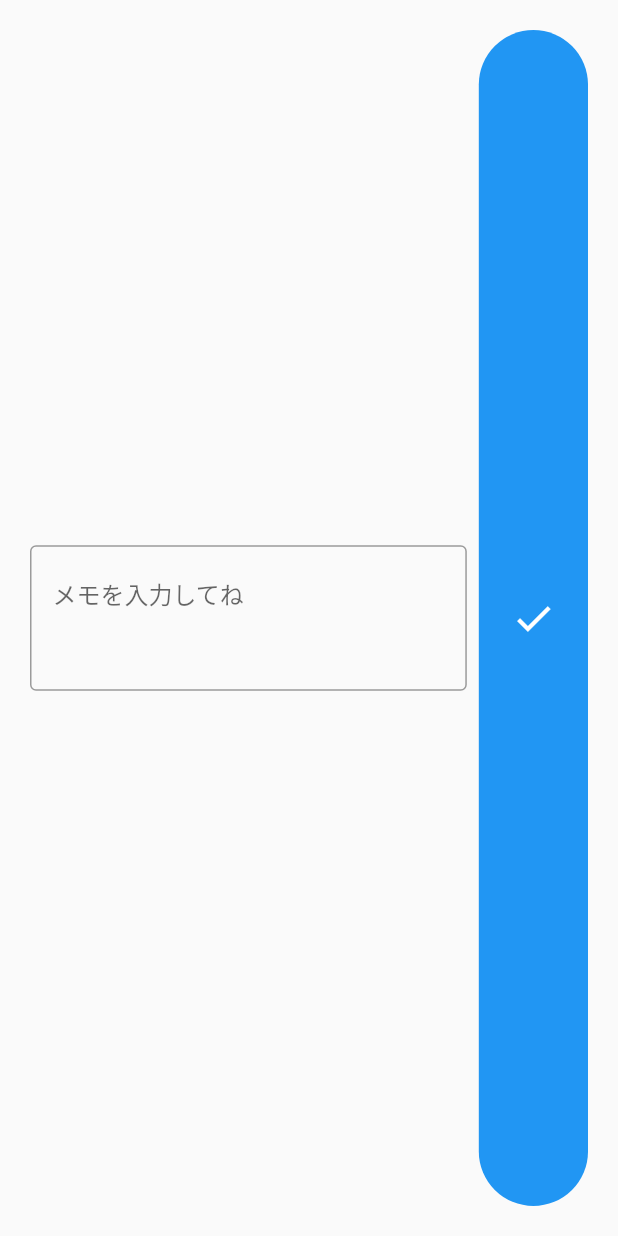
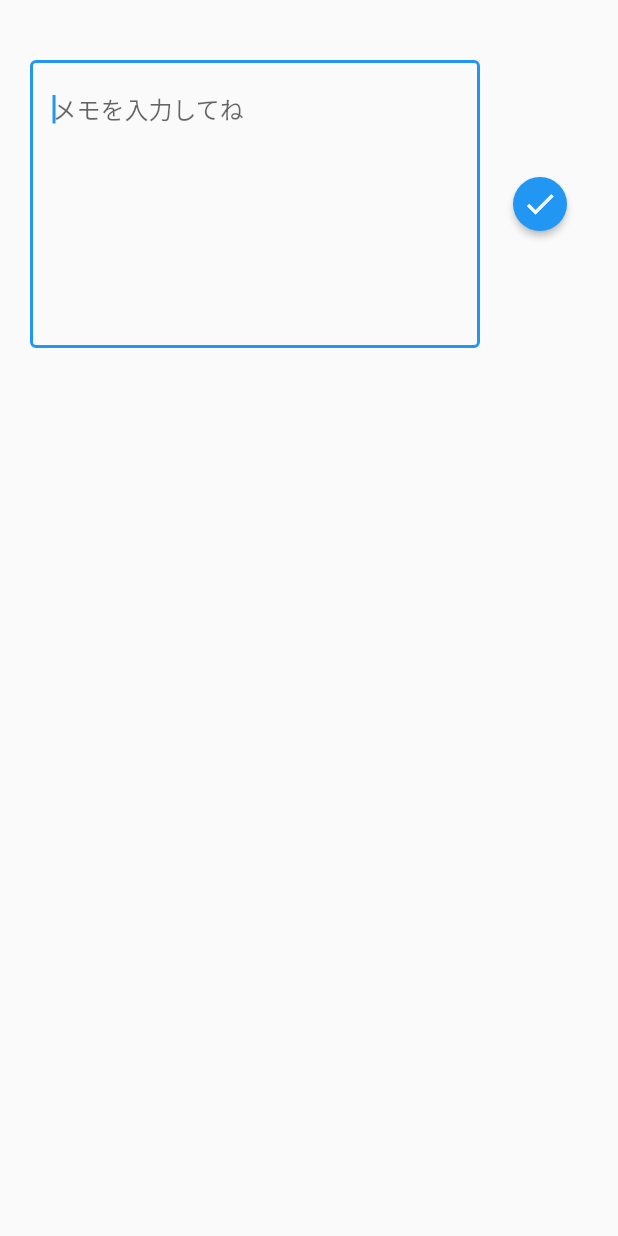
Before and after one commit to myzw1030/memo_app, a Flutter app: the MemoInputPage screen opened by its route, on a phone screen of 412 x 824 dp. Run offline on Flutter 3.47's test engine with Material 2 defaults, Android fonts, the phone set to English and light mode, and no system bars; our stand-ins replace flutter_slidable, font_awesome_flutter, shared_preferences; accounts and stored records are empty.

Commit message:
レイアウト調整

```diff
--- a/lib/view/memo_input_page.dart
+++ b/lib/view/memo_input_page.dart
@@ -1,7 +1,6 @@
 import 'package:flutter/material.dart';
 import 'package:memo_app/utils/memo_list_store.dart';
 import 'package:memo_app/utils/memo.dart';
-import 'package:memo_app/component/card_button.dart';
 
 class MemoInputPage extends StatefulWidget {
   static String id = 'memo_input_page';
@@ -40,17 +39,24 @@ class _MemoInputPageState extends State<MemoInputPage> {
   @override
   Widget build(BuildContext context) {
     return Scaffold(
-      body: SafeArea(
+      body: GestureDetector(
+        onTap: () => FocusManager.instance.primaryFocus?.unfocus(),
+        behavior: HitTestBehavior.opaque,
+        child: SafeArea(
           child: Container(
-          padding: const EdgeInsets.all(20.0),
+            padding: const EdgeInsets.symmetric(
+              vertical: 40.0,
+              horizontal: 20.0,
+            ),
             child: Row(
               children: <Widget>[
                 Expanded(
-                flex: 4,
+                  // flex: 5,
                   child: TextField(
                     keyboardType: TextInputType.multiline,
+                    autofocus: true,
                     maxLines: null,
-                  minLines: 3,
+                    minLines: 8,
                     decoration: const InputDecoration(
                       filled: false,
                       hintText: 'メモを入力してね',
@@ -69,11 +75,11 @@ class _MemoInputPageState extends State<MemoInputPage> {
                 const SizedBox(
                   width: 8.0,
                 ),
-              Expanded(
-                flex: 1,
-                child: CardButton(
-                  color: Colors.blue,
-                  press: () {
+                ElevatedButton(
+                  style: ElevatedButton.styleFrom(
+                    shape: const CircleBorder(),
+                  ),
+                  onPressed: () {
                     if (_isCreateMemo) {
                       // メモを追加
                       _store.add(_text);
@@ -84,13 +90,15 @@ class _MemoInputPageState extends State<MemoInputPage> {
                     // メモリスト画面へ戻る
                     Navigator.of(context).pop();
                   },
-                  icon: Icons.check,
+                  child: const Icon(
+                    Icons.check,
                   ),
                 ),
               ],
             ),
           ),
         ),
+      ),
     );
   }
 }
```
Also changed, not shown: lib/utils/custom_page_route.dart (deleted, +0 -34 lines), lib/view/home_page.dart (+16 -15 lines). Lines whose indentation alone changed are shown as unchanged.
